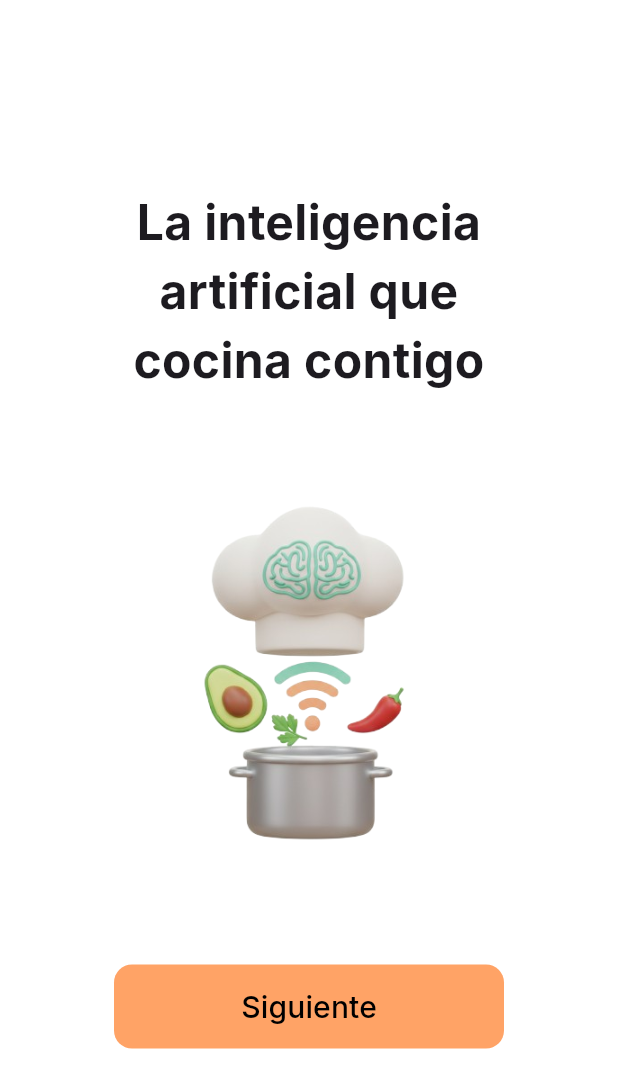
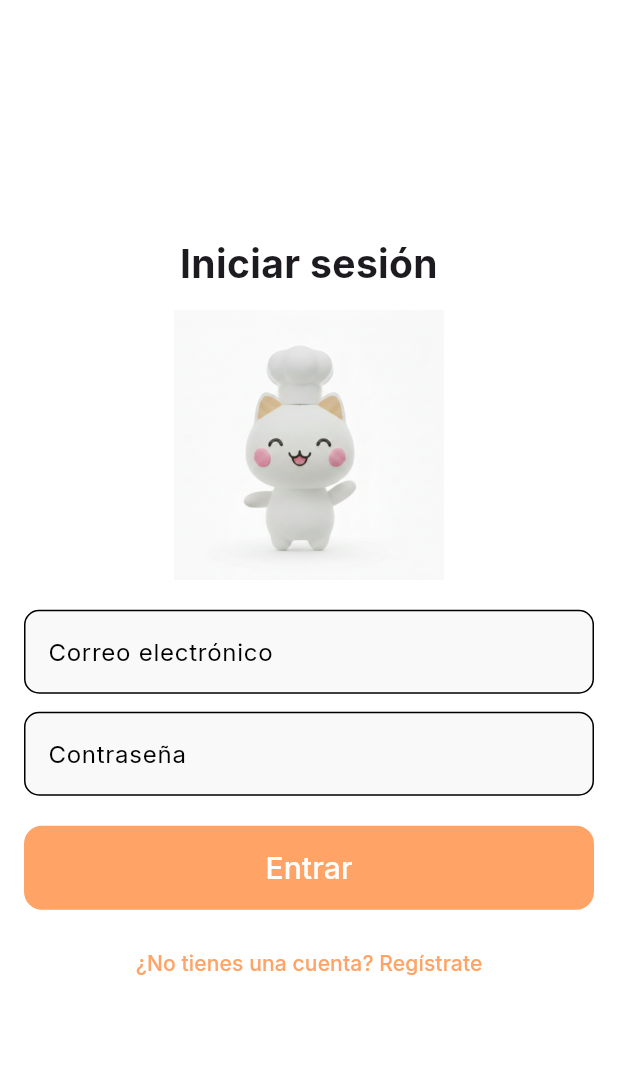
Before and after one commit to albertholto0/Generacion-recetas, a Flutter app: the screen it shows after launch, on a phone screen of 412 x 824 dp. Shown: the top 1088 px of the screen. Run offline on Flutter 3.47's test engine with Material 3 defaults, Android fonts, the phone set to English and light mode, and no system bars; our stand-ins replace firebase_core, google_fonts; accounts and stored records are empty.

Commit message:
Se añadió la pantalla de inicio de sesión

```diff
--- a/app_recetas/lib/main.dart
+++ b/app_recetas/lib/main.dart
@@ -1,6 +1,6 @@
 import 'package:flutter/material.dart';
-import 'screens/first_start/welcome.dart';
 import 'configurations/app_theme.dart';
+import 'screens/session.dart';
 
 void main() {
   runApp(const MyApp());
@@ -14,7 +14,7 @@ class MyApp extends StatelessWidget {
     return MaterialApp(
       debugShowCheckedModeBanner: false,
       theme: lightTheme,
-      home: WelcomeScreen(),
+      home: LoginScreen(),
       themeMode: ThemeMode.system,
     );
   }
--- /dev/null
+++ b/app_recetas/lib/screens/session.dart
@@ -0,0 +1,77 @@
+import 'package:flutter/material.dart';
+import '/widgets/confirm_button.dart';
+
+class LoginScreen extends StatelessWidget {
+  const LoginScreen({super.key});
+
+  @override
+  Widget build(BuildContext context) {
+    return Scaffold(
+      body: SafeArea(
+        child: Center(
+          child: Container(
+            constraints: const BoxConstraints(maxWidth: 420),
+            padding: const EdgeInsets.all(16),
+            child: SingleChildScrollView(
+              child: Column(
+                mainAxisSize: MainAxisSize.min,
+                crossAxisAlignment: CrossAxisAlignment.stretch,
+                children: [
+                  const SizedBox(height: 24),
+                  const Text(
+                    'Iniciar sesión',
+                    textAlign: TextAlign.center,
+                    style: TextStyle(fontSize: 26, fontWeight: FontWeight.bold),
+                  ),
+                  const SizedBox(height: 12),
+                  Image.asset(
+                    'assets/inicio_session.png',
+                    width: 180,
+                    height: 180,
+                    fit: BoxFit.contain,
+                  ),
+                  const SizedBox(height: 20),
+                  TextField(
+                    decoration: InputDecoration(
+                      labelText: 'Correo electrónico',
+                      border: OutlineInputBorder(
+                        borderRadius: BorderRadius.circular(10),
+                      ),
+                      filled: true,
+                      fillColor: const Color(0xFFF9F9F9),
+                    ),
+                    keyboardType: TextInputType.emailAddress,
+                  ),
+                  const SizedBox(height: 12),
+                  TextField(
+                    decoration: InputDecoration(
+                      labelText: 'Contraseña',
+                      border: OutlineInputBorder(
+                        borderRadius: BorderRadius.circular(10),
+                      ),
+                      filled: true,
+                      fillColor: const Color(0xFFF9F9F9),
+                    ),
+                    obscureText: true,
+                  ),
+                  const SizedBox(height: 20),
+                  ConfirmButton(
+                    text: 'Entrar',
+                    onPressed: () {},
+                    textColor: Colors.white,
+                  ),
+                  const SizedBox(height: 12),
+                  TextButton(
+                    onPressed: () {},
+                    child: const Text('¿No tienes una cuenta? Regístrate'),
+                  ),
+                  const SizedBox(height: 24),
+                ],
+              ),
+            ),
+          ),
+        ),
+      ),
+    );
+  }
+}
```
Also changed, not shown: app_recetas/assets/inicio_session.png (added).
